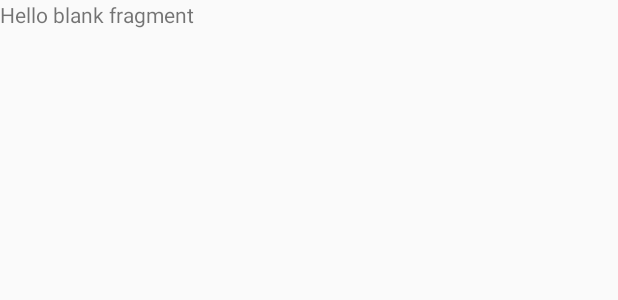
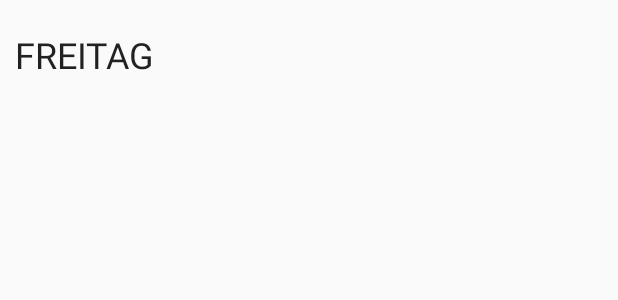
Before and after one commit to Vwild/UniOrganizer, an Android app: the layout fragment_timetable_day.xml on its own in the app's theme, with its tools: preview values and no code run, on a phone screen of 412 x 824 dp. Shown: the top 300 px of the screen. Run offline under Robolectric (Android 15) with nearby library versions, the phone set to English and light mode, and no system bars.

Commit message:
Layouts erstellt und bearbeitet für Fragments

```diff
--- a/app/src/main/java/com/example/uniorganizer/Stundenplan/TimetableActivity.java
+++ b/app/src/main/java/com/example/uniorganizer/Stundenplan/TimetableActivity.java
@@ -6,6 +6,8 @@ import com.example.uniorganizer.R;
 
 public class TimetableActivity extends AppCompatActivity {
 
+    private TimetableDayFragment timetableDayFragment;
+
     @Override
     protected void onCreate(Bundle savedInstanceState) {
         super.onCreate(savedInstanceState);
--- a/app/src/main/res/layout/fragment_timetable_day.xml
+++ b/app/src/main/res/layout/fragment_timetable_day.xml
@@ -2,13 +2,24 @@
 <FrameLayout xmlns:android="http://schemas.android.com/apk/res/android"
     xmlns:tools="http://schemas.android.com/tools"
     android:layout_width="match_parent"
-    android:layout_height="match_parent"
+    android:layout_height="500dp"
     tools:context=".Stundenplan.TimetableDayFragment">
 
-    <!-- TODO: Update blank fragment layout -->
     <TextView
+        android:id="@+id/dayname_textView"
         android:layout_width="match_parent"
-        android:layout_height="match_parent"
-        android:text="@string/hello_blank_fragment" />
+        android:layout_height="50dp"
+        android:layout_marginLeft="10dp"
+        android:layout_marginTop="20dp"
+        android:layout_marginRight="10dp"
+        android:textAppearance="@style/TextAppearance.AppCompat.Headline"
+        android:text="FREITAG"
+        />
+
+    <ListView
+        android:id="@+id/list_view_timetable_day"
+        android:layout_width="match_parent"
+        android:layout_height="420dp"
+        android:layout_gravity="bottom"></ListView>
 
 </FrameLayout>
```
Also changed, not shown: app/src/main/java/com/example/uniorganizer/Stundenplan/TimetableEntry.java (+41 -0 lines), app/src/main/res/layout/activity_timetable.xml (+9 -0 lines).
